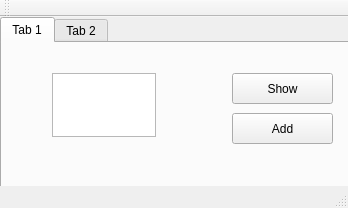
Above: src/popup_window.ui from shimks/financial-wealth-management before the change. Below: the same form after it.
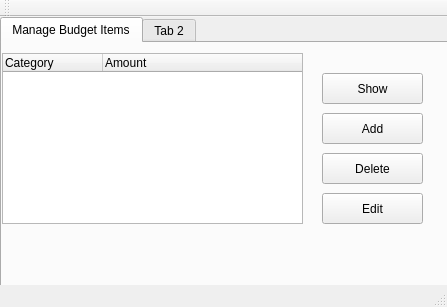
That is the form after the change.

Commit message: add budget target popup dialog

```diff
--- a/src/popup_window.ui
+++ b/src/popup_window.ui
@@ -6,8 +6,8 @@
    <rect>
     <x>0</x>
     <y>0</y>
-    <width>348</width>
-    <height>208</height>
+    <width>447</width>
+    <height>307</height>
    </rect>
   </property>
   <property name="windowTitle">
@@ -19,8 +19,8 @@
      <rect>
       <x>0</x>
       <y>0</y>
-      <width>351</width>
-      <height>181</height>
+      <width>451</width>
+      <height>281</height>
      </rect>
     </property>
     <property name="currentIndex">
@@ -28,12 +28,12 @@
     </property>
     <widget class="QWidget" name="tab">
      <attribute name="title">
-      <string>Tab 1</string>
+      <string>Manage Budget Items</string>
      </attribute>
      <widget class="QPushButton" name="Add">
       <property name="geometry">
        <rect>
-        <x>230</x>
+        <x>320</x>
         <y>70</y>
         <width>101</width>
         <height>31</height>
@@ -46,7 +46,7 @@
      <widget class="QPushButton" name="Show">
       <property name="geometry">
        <rect>
-        <x>230</x>
+        <x>320</x>
         <y>30</y>
         <width>101</width>
         <height>31</height>
@@ -56,14 +56,53 @@
        <string>Show</string>
       </property>
      </widget>
-     <widget class="QTextEdit" name="textEdit">
+     <widget class="QTreeWidget" name="treeWidget">
       <property name="geometry">
        <rect>
-        <x>50</x>
-        <y>30</y>
-        <width>104</width>
-        <height>64</height>
+        <x>0</x>
+        <y>10</y>
+        <width>301</width>
+        <height>171</height>
        </rect>
+      </property>
+      <property name="columnCount">
+       <number>2</number>
+      </property>
+      <column>
+       <property name="text">
+        <string notr="true">Category</string>
+       </property>
+      </column>
+      <column>
+       <property name="text">
+        <string>Amount</string>
+       </property>
+      </column>
+     </widget>
+     <widget class="QPushButton" name="pushButton">
+      <property name="geometry">
+       <rect>
+        <x>320</x>
+        <y>110</y>
+        <width>101</width>
+        <height>31</height>
+       </rect>
+      </property>
+      <property name="text">
+       <string>Delete</string>
+      </property>
+     </widget>
+     <widget class="QPushButton" name="pushButton_2">
+      <property name="geometry">
+       <rect>
+        <x>320</x>
+        <y>150</y>
+        <width>101</width>
+        <height>31</height>
+       </rect>
+      </property>
+      <property name="text">
+       <string>Edit</string>
       </property>
      </widget>
     </widget>
```
Left out of the diff: 2 changed lines with no effect on the pictures. The commit also changes 5 other files.
